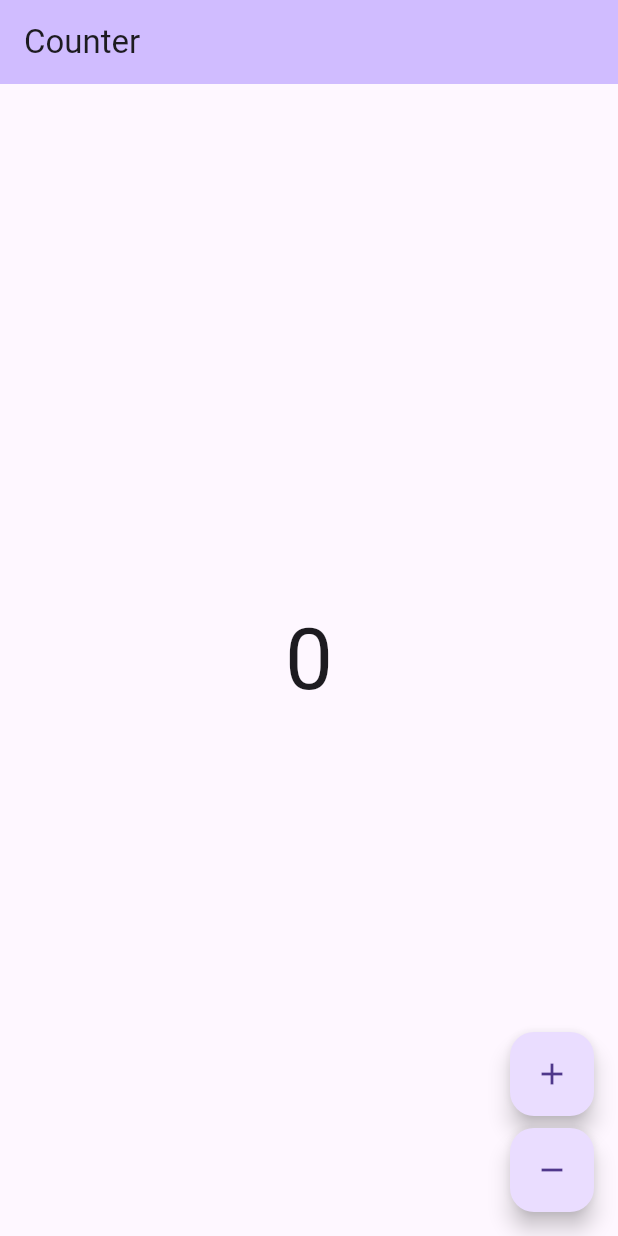
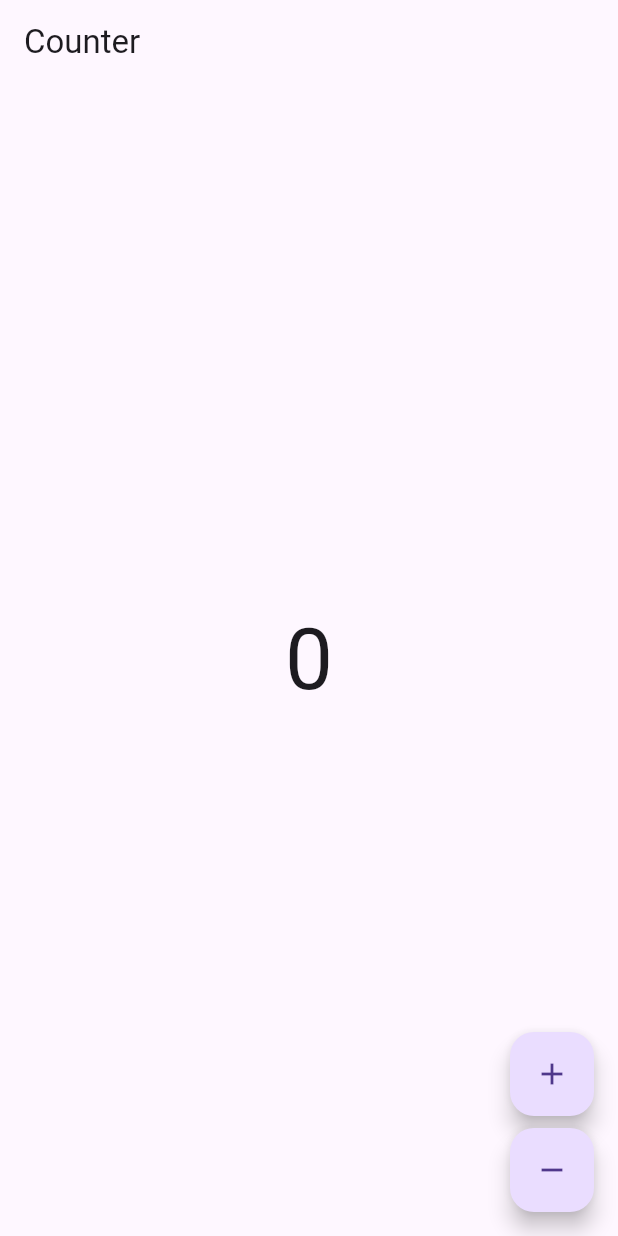
Before and after one commit to ductri09072004/track_nest, a Flutter app: the screen it shows after launch, on a phone screen of 412 x 824 dp. Run offline on Flutter 3.47's test engine with Material 3 defaults, Android fonts, the phone set to English and light mode, and no system bars; our stand-ins replace bloc, flutter_bloc; generated files the repository leaves out were written again.

```diff
--- /dev/null
+++ b/devtools_options.yaml
@@ -0,0 +1,3 @@
+description: This file stores settings for Dart & Flutter DevTools.
+documentation: https://docs.flutter.dev/tools/devtools/extensions#configure-extension-enablement-states
+extensions:
--- a/lib/app/view/app.dart
+++ b/lib/app/view/app.dart
@@ -9,9 +9,9 @@ class App extends StatelessWidget {
   Widget build(BuildContext context) {
     return MaterialApp(
       theme: ThemeData(
-        appBarTheme: AppBarTheme(
-          backgroundColor: Theme.of(context).colorScheme.inversePrimary,
-        ),
+        // appBarTheme: AppBarTheme(
+        //   backgroundColor: Theme.of(context).colorScheme.inversePrimary,
+        // ),
         useMaterial3: true,
       ),
       localizationsDelegates: AppLocalizations.localizationsDelegates,
```
